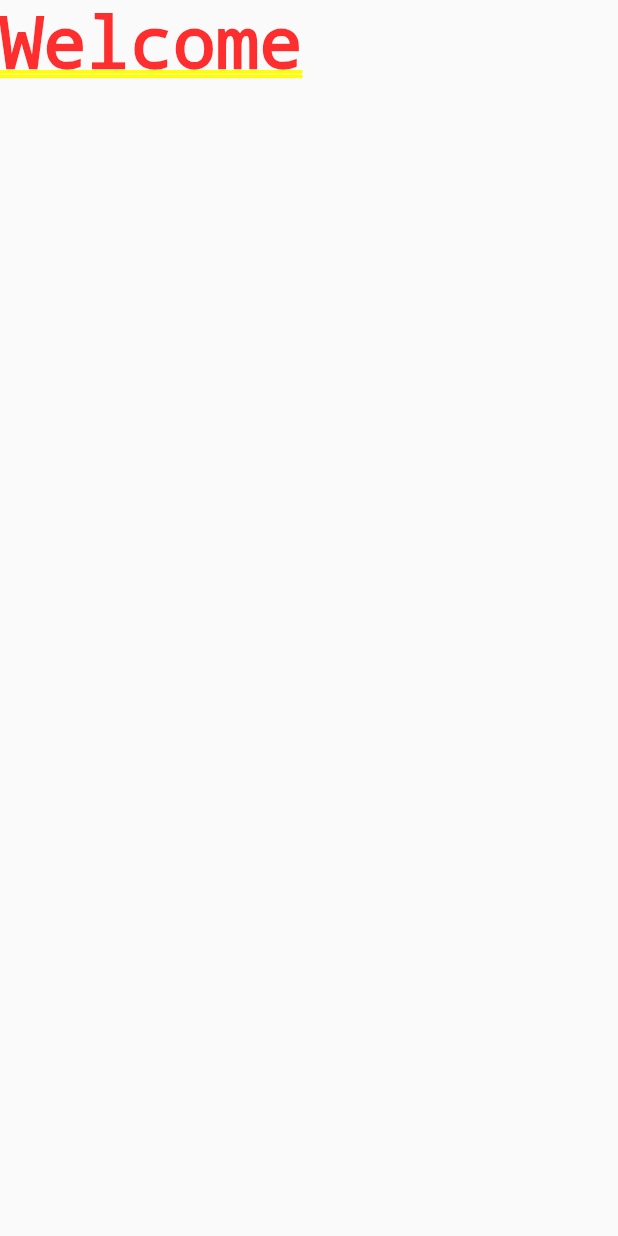
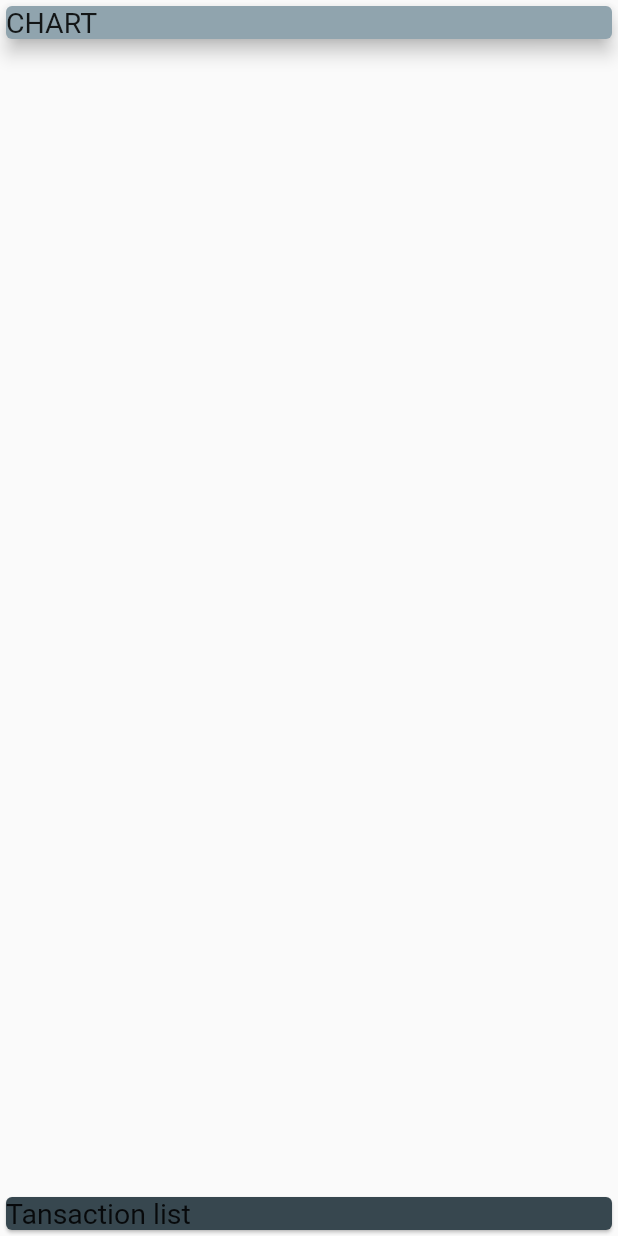
Before and after one commit to msawo/spese_app, a Flutter app: the screen it shows after launch, on a phone screen of 412 x 824 dp. Run offline on Flutter 3.47's test engine with Material 2 defaults, Android fonts, the phone set to English and light mode, and no system bars.

Commit message:
Basic setup, placeholders for chart and TX list

```diff
--- a/lib/main.dart
+++ b/lib/main.dart
@@ -8,6 +8,8 @@ class SpeseApp extends StatelessWidget {
   @override
   Widget build(BuildContext context) {
     return MaterialApp(
+      debugShowCheckedModeBanner: false,
+      title: 'Spese App',
       home: HomePage(),
     );
   }
@@ -20,8 +22,38 @@ class HomePage extends StatelessWidget {
       DeviceOrientation.portraitUp,
       DeviceOrientation.portraitDown,
     ]);
-    return CupertinoPageScaffold(
-      child: Text('Welcome'),
+    return Scaffold(
+      body: SafeArea(
+        child: Column(
+          mainAxisAlignment: MainAxisAlignment.spaceBetween,
+          crossAxisAlignment: CrossAxisAlignment.stretch,
+          children: <Widget>[
+            Flexible(
+              child: Card(
+                child: Container(
+                  width: double.infinity,
+                  child: Text('CHART', style: TextStyle(fontSize: 19)),
+                ),
+                elevation: 5,
+                color: Colors.blueGrey.shade300,
+              ),
+              flex: 3,
+            ),
+            Flexible(
+              child: Card(
+                child: Container(
+                  child: Text(
+                    'Tansaction list',
+                    style: TextStyle(fontSize: 19),
+                  ),
+                ),
+                color: Colors.blueGrey.shade800,
+              ),
+              flex: 7,
+            ),
+          ],
+        ),
+      ),
     );
   }
 }
```
